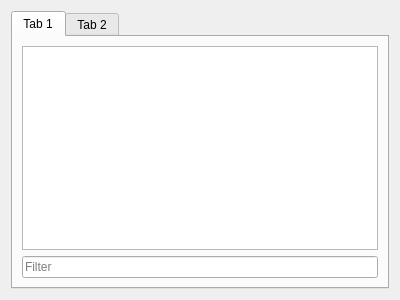
Before: the Qt Designer form resources/tabui.ui in ZeeD/movs-viewer, drawn with Qt 5.
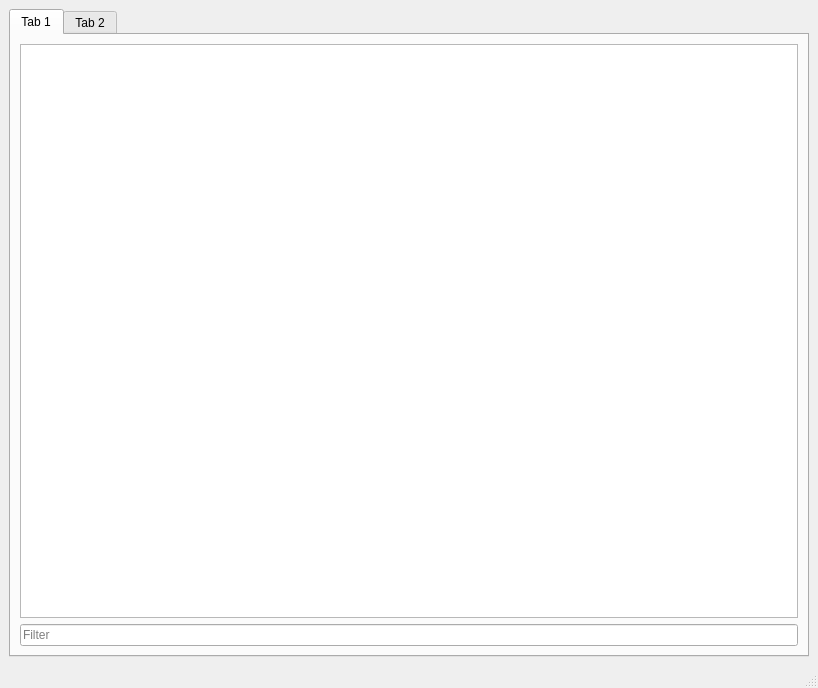
After: the same form once the commit is applied. The open tabs and pages were chosen to show the change.

```diff
--- a/resources/tabui.ui
+++ b/resources/tabui.ui
@@ -1,18 +1,19 @@
 <?xml version="1.0" encoding="UTF-8"?>
 <ui version="4.0">
- <class>Form</class>
- <widget class="QWidget" name="Form">
+ <class>MainWindow</class>
+ <widget class="QMainWindow" name="MainWindow">
   <property name="geometry">
    <rect>
     <x>0</x>
     <y>0</y>
-    <width>400</width>
-    <height>300</height>
+    <width>818</width>
+    <height>688</height>
    </rect>
   </property>
   <property name="windowTitle">
    <string>Form</string>
   </property>
+  <widget class="QWidget" name="centralwidget">
   <layout class="QGridLayout" name="gridLayout">
    <item row="0" column="0">
     <widget class="QTabWidget" name="tabWidget">
@@ -26,6 +27,9 @@
       <layout class="QGridLayout" name="gridLayout_2">
        <item row="0" column="0">
         <widget class="QTableView" name="tableView">
+          <property name="sizeAdjustPolicy">
+           <enum>QAbstractScrollArea::AdjustToContents</enum>
+          </property>
          <property name="editTriggers">
           <set>QAbstractItemView::NoEditTriggers</set>
          </property>
@@ -35,9 +39,24 @@
          <property name="selectionBehavior">
           <enum>QAbstractItemView::SelectRows</enum>
          </property>
+          <property name="showGrid">
+           <bool>true</bool>
+          </property>
+          <property name="gridStyle">
+           <enum>Qt::DashLine</enum>
+          </property>
          <property name="sortingEnabled">
           <bool>true</bool>
          </property>
+          <property name="wordWrap">
+           <bool>false</bool>
+          </property>
+          <attribute name="horizontalHeaderCascadingSectionResizes">
+           <bool>true</bool>
+          </attribute>
+          <attribute name="horizontalHeaderStretchLastSection">
+           <bool>true</bool>
+          </attribute>
          <attribute name="verticalHeaderVisible">
           <bool>false</bool>
          </attribute>
@@ -65,6 +84,18 @@
     </widget>
    </item>
   </layout>
+  </widget>
+  <widget class="QMenuBar" name="menubar">
+   <property name="geometry">
+    <rect>
+     <x>0</x>
+     <y>0</y>
+     <width>818</width>
+     <height>21</height>
+    </rect>
+   </property>
+  </widget>
+  <widget class="QStatusBar" name="statusbar"/>
  </widget>
  <resources/>
  <connections/>
```
Left out of the diff: 10 changed lines with no effect on the pictures. Lines whose indentation alone changed are shown as unchanged.
